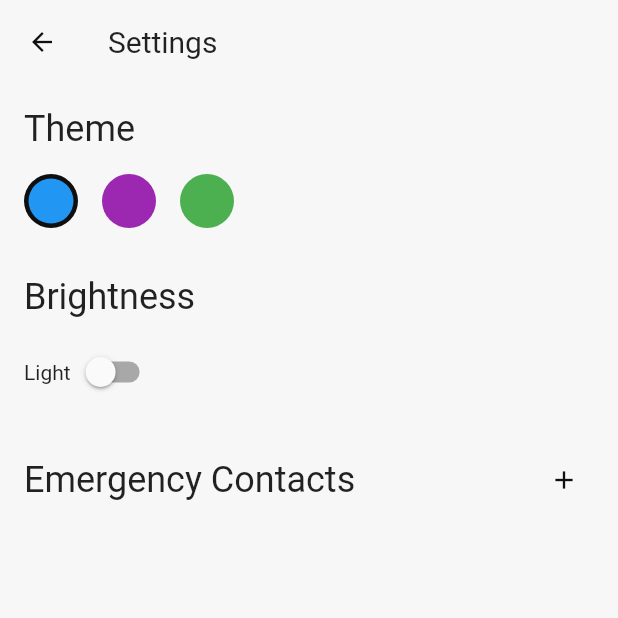
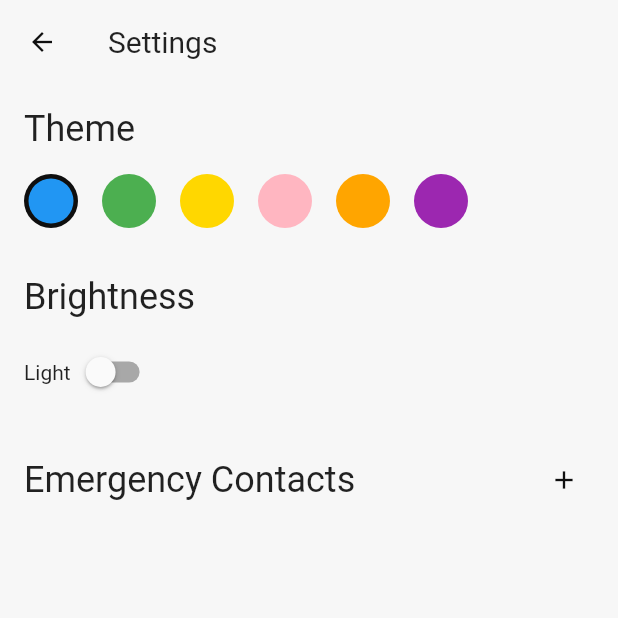
Before and after one commit to MattiaPispisa/safegem, a Flutter app: the SettingsView screen opened by its route, on a phone screen of 412 x 824 dp, the top half of it. Run offline on Flutter 3.47's test engine with Material 3 defaults, Android fonts, the phone set to English and light mode, and no system bars; our stand-ins replace avatar_glow, bloc, connectivity_plus, dartz, equatable, flutter_animate and 10 more.

Commit message:
improve code quality, doc

```diff
--- a/lib/application/user_settings/user_settings_state.dart
+++ b/lib/application/user_settings/user_settings_state.dart
@@ -86,13 +86,25 @@ enum AppColor {
   @JsonValue('blue')
   blue('blue'),
 
+  /// green
+  @JsonValue('green')
+  green('green'),
+
+  /// gold
+  @JsonValue('gold')
+  gold('gold'),
+
+  /// pink
+  @JsonValue('pink')
+  pink('pink'),
+
+  /// orange
+  @JsonValue('orange')
+  orange('orange'),
+
   /// violet
   @JsonValue('violet')
-  violet('violet'),
-
-  /// green
-  @JsonValue('green')
-  green('green');
+  violet('violet');
 
   const AppColor(this.name);
 
@@ -114,6 +126,18 @@ enum AppColor {
         return _green;
       case (AppColor.green, true):
         return _darkGreen;
+      case (AppColor.pink, false):
+        return _pink;
+      case (AppColor.pink, true):
+        return _pinkDark;
+      case (AppColor.gold, false):
+        return _gold;
+      case (AppColor.gold, true):
+        return _goldDark;
+      case (AppColor.orange, false):
+        return _orange;
+      case (AppColor.orange, true):
+        return _orangeDark;
     }
   }
 }
@@ -149,3 +173,99 @@ const _darkGreen = MaterialColor(
     900: Color(0xFF1B4A1D),
   },
 );
+
+const _pink = MaterialColor(
+  0xFFFFB6C1,
+  <int, Color>{
+    50: Color(0xFFFFEBEE),
+    100: Color(0xFFFFCDD2),
+    200: Color(0xFFEEAABB),
+    300: Color(0xFFEEAABB),
+    400: Color(0xFFEEAABB),
+    500: Color(0xFFFFB6C1),
+    600: Color(0xFFFFAAB5),
+    700: Color(0xFFFF9DA8),
+    800: Color(0xFFFF91A2),
+    900: Color(0xFFFF8295),
+  },
+);
+
+const _pinkDark = MaterialColor(
+  0xFFDB7093,
+  <int, Color>{
+    50: Color(0xFF3B0A31),
+    100: Color(0xFF6A0D5A),
+    200: Color(0xFF970F82),
+    300: Color(0xFFC311AA),
+    400: Color(0xFFE114D2),
+    500: Color(0xFFDB7093),
+    600: Color(0xFFE33CBA),
+    700: Color(0xFFEA6DE2),
+    800: Color(0xFFF39FF7),
+    900: Color(0xFFFFC4FB),
+  },
+);
+
+const _gold = MaterialColor(
+  0xFFFFD700,
+  <int, Color>{
+    50: Color(0xFFFFF8DC),
+    100: Color(0xFFFFF1C6),
+    200: Color(0xFFFFE39C),
+    300: Color(0xFFFFD571),
+    400: Color(0xFFFFCA4D),
+    500: Color(0xFFFFD700),
+    600: Color(0xFFFFD200),
+    700: Color(0xFFFFCD00),
+    800: Color(0xFFFFC800),
+    900: Color(0xFFFFC100),
+  },
+);
+
+const _goldDark = MaterialColor(
+  0xFFB8860B,
+  <int, Color>{
+    50: Color(0xFF5A461B),
+    100: Color(0xFF826D2C),
+    200: Color(0xFFA88F3C),
+    300: Color(0xFFC7AE4C),
+    400: Color(0xFFD9C261),
+    500: Color(0xFFB8860B),
+    600: Color(0xFFD3A400),
+    700: Color(0xFFE5B700),
+    800: Color(0xFFF0C700),
+    900: Color(0xFFF6D200),
+  },
+);
+
+const _orange = MaterialColor(
+  0xFFFFA500,
+  <int, Color>{
+    50: Color(0xFFFFF7E6),
+    100: Color(0xFFFFE4BF),
+    200: Color(0xFFFFD399),
+    300: Color(0xFFFFC173),
+    400: Color(0xFFFFB358),
+    500: Color(0xFFFFA500),
+    600: Color(0xFFFF9D00),
+    700: Color(0xFFFF9500),
+    800: Color(0xFFFF8C00),
+    900: Color(0xFFFF8200),
+  },
+);
+
+const _orangeDark = MaterialColor(
+  0xFFFF8C00,
+  <int, Color>{
+    50: Color(0xFF5A3F09),
+    100: Color(0xFF825B12),
+    200: Color(0xFFA87F1B),
+    300: Color(0xFFC19F25),
+    400: Color(0xFFD3B43A),
+    500: Color(0xFFFF8C00),
+    600: Color(0xFFEA7F00),
+    700: Color(0xFFE56F00),
+    800: Color(0xFFE05F00),
+    900: Color(0xFFDC4C00),
+  },
+);
--- a/lib/presentation/ui/view/settings/_section_header.dart
+++ b/lib/presentation/ui/view/settings/_section_header.dart
@@ -1,14 +1,20 @@
 import 'package:flutter/material.dart';
 import 'package:safegem/presentation/ui/extension/extension.dart';
+import 'package:safegem/presentation/ui/view/settings/_skeleton.dart';
 
+/// header of a [SettingsSection] applied on [SettingsSkeleton]
 class SettingsSectionHeader extends StatelessWidget {
+  /// constructor
   const SettingsSectionHeader({
     required this.text,
     super.key,
     this.trailing,
   });
 
+  /// title
   final String text;
+
+  /// optional widget after [text]
   final Widget? trailing;
 
   @override
@@ -33,6 +39,8 @@ class SettingsSectionHeader extends StatelessWidget {
     return Text(
       text,
       style: theme.textTheme.headlineSmall,
+      maxLines: 1,
+      overflow: TextOverflow.ellipsis,
     );
   }
 }
```
Also changed, not shown: lib/presentation/ui/view/home/_sender_secondary_actions.dart (+13 -0 lines), lib/presentation/ui/view/settings/_emergency_contact_card.dart (added, +84 -0 lines), lib/presentation/ui/view/settings/_emergency_contact_delete_dialog.dart (added, +59 -0 lines), lib/presentation/ui/view/settings/_skeleton.dart (+15 -3 lines), lib/presentation/ui/view/settings/settings.dart (+6 -75 lines), lib/presentation/ui/widget/common/gesture_detector.dart (+7 -1 lines), lib/presentation/ui/widget/common/input_chip.dart (+17 -5 lines), lib/presentation/ui/widget/handler/connectivity_handler.dart (+30 -3 lines), lib/presentation/ui/widget/handler/location_handler.dart (+22 -2 lines), lib/presentation/ui/widget/user_settings/bloc.dart (+15 -1 lines), lib/application/user_settings/user_settings_cubit.g.dart, lib/presentation/ui/widget/user_settings/user_settings.dart (line endings or trailing spaces).
